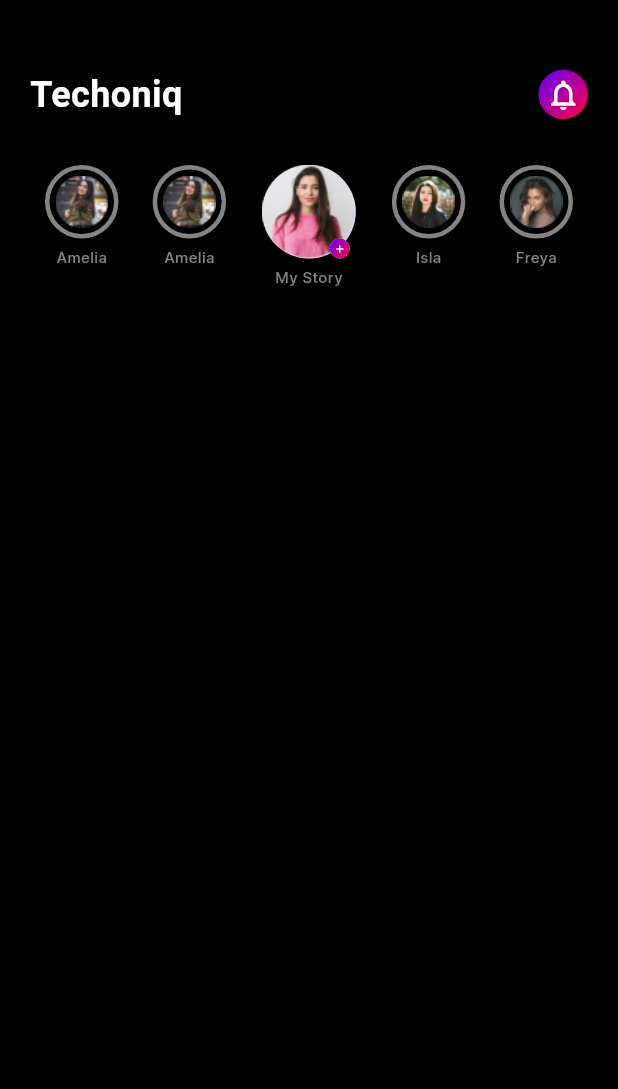
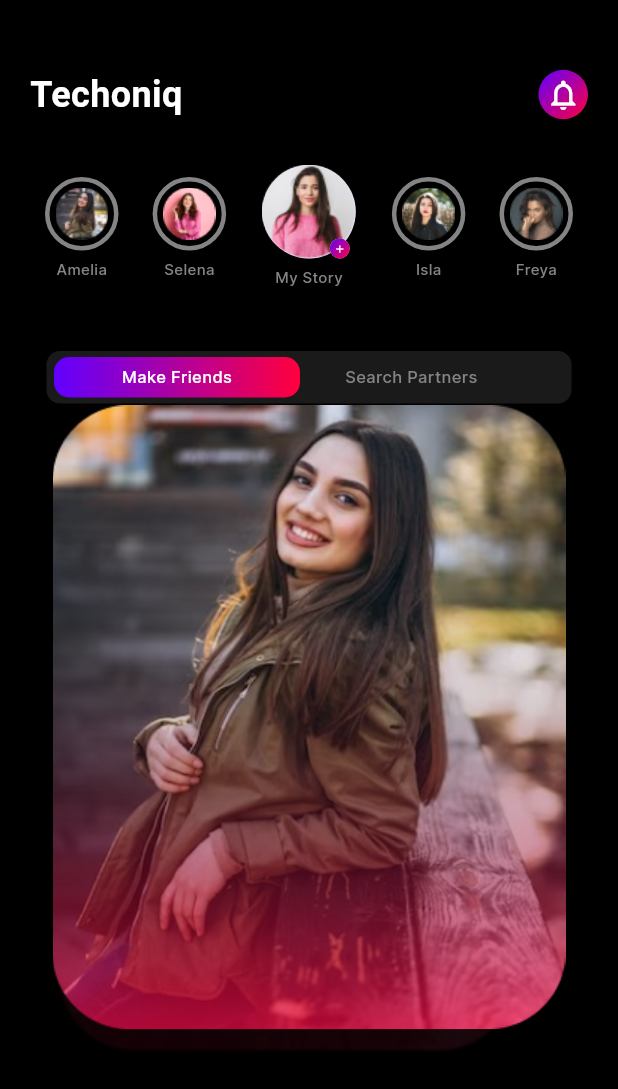
Before and after one commit to WaqasAhmed123/assessment, a Flutter app: the screen it shows after launch, on a phone screen of 412 x 824 dp. Shown: the top 1089 px of the screen. Run offline on Flutter 3.47's test engine with Material 2 defaults, Android fonts, the phone set to English and light mode, and no system bars; Roboto replaces fonts that are missing (SFProRounded).

Commit message:
more widgets

```diff
--- a/lib/views/home.dart
+++ b/lib/views/home.dart
@@ -1,4 +1,6 @@
+import 'package:assessment/widgets/central_image.dart';
 import 'package:assessment/widgets/circular_image.dart';
+import 'package:assessment/widgets/make_friends.dart';
 import 'package:assessment/widgets/my_story.dart';
 import 'package:flutter/material.dart';
 
@@ -54,29 +56,49 @@ class _HomeState extends State<Home> {
                 )
               ],
             ),
-            SizedBox(height: 30,),
+            const SizedBox(
+              height: 30,
+            ),
             Padding(
-              padding: const EdgeInsets.symmetric(horizontal:10),
+              padding: const EdgeInsets.symmetric(horizontal: 10),
               child: Row(
                 mainAxisAlignment: MainAxisAlignment.spaceBetween,
                 crossAxisAlignment: CrossAxisAlignment.start,
                 children: [
-                  circularImage(
-                      context: context,
-                      image: 'assets/amelia.png',
-                      name: "Amelia"),
-                  circularImage(
-                      context: context,
-                      image: 'assets/amelia.png',
-                      name: "Amelia"),
+                  Padding(
+                    padding: const EdgeInsets.only(top: 8.0),
+                    child: circularImage(
+                        context: context,
+                        image: 'assets/amelia.png',
+                        name: "Amelia"),
+                  ),
+                  Padding(
+                    padding: const EdgeInsets.only(top: 8.0),
+                    child: circularImage(
+                        context: context,
+                        image: 'assets/selena.png',
+                        name: "Selena"),
+                  ),
                   myStory(context: context),
-                  circularImage(
-                      context: context, image: 'assets/isla.png', name: "Isla"),
-                  circularImage(
-                      context: context, image: 'assets/freya.png', name: "Freya"),
+                  Padding(
+                    padding: const EdgeInsets.only(top: 8.0),
+                    child: circularImage(
+                        context: context,
+                        image: 'assets/isla.png',
+                        name: "Isla"),
+                  ),
+                  Padding(
+                    padding: const EdgeInsets.only(top: 8.0),
+                    child: circularImage(
+                        context: context,
+                        image: 'assets/freya.png',
+                        name: "Freya"),
+                  ),
                 ],
               ),
-            )
+            ),
+            makeFriends(),
+            Expanded(child: centralImage())
           ],
         ),
       ),
--- /dev/null
+++ b/lib/widgets/central_image.dart
@@ -0,0 +1,36 @@
+import 'package:flutter/material.dart';
+
+Widget centralImage() {
+  return Container(
+    child: Stack(
+      children: [
+        Positioned(
+          top: 58,
+          left: 2,
+          child: Center(
+            child: Image.asset(
+              "assets/fourth_image.png",
+              width: 308.73,
+              height: 375.53,
+            ),
+          ),
+        ),
+        Positioned(
+            top: 25,
+            left: 0,
+            child: Center(
+              child: Image.asset("assets/third_image.png",
+                  width: 320.94, height: 396.47),
+            )),
+        Positioned(
+          // top: 17,
+          child: Image.asset(
+            "assets/milly.png",
+            width: 342,
+            height: 416,
+          ),
+        ),
+      ],
+    ),
+  );
+}
--- /dev/null
+++ b/lib/widgets/make_friends.dart
@@ -0,0 +1,58 @@
+import 'package:flutter/material.dart';
+
+Widget makeFriends() {
+  return Container(
+    decoration: BoxDecoration(
+        // color: const Color(0xFF848484),
+        color: const Color(0xFF1A1A1A),
+        // gradient: const LinearGradient(
+        //     colors: [Color(0xFF6100ff), Color(0xffff003d)]),
+        border: Border.all(),
+        borderRadius: BorderRadius.circular(10)),
+    width: 352,
+    height: 37,
+    child: Row(
+      children: [
+        Container(
+          margin: const EdgeInsets.only(left: 5),
+          width: 164,
+          height: 27,
+          decoration: BoxDecoration(
+              gradient: const LinearGradient(
+                  colors: [Color(0xFF6100ff), Color(0xffff003d)]),
+              border: Border.all(color: Colors.transparent),
+              borderRadius: BorderRadius.circular(10)),
+          child: const Center(
+            child: Text(
+              "Make Friends",
+              style: TextStyle(
+                  fontFamily: "Inter", fontSize: 11, color: Colors.white),
+            ),
+          ),
+        ),
+        // Container(
+        //   margin: const EdgeInsets.only(left: 5),
+        //   // width: 164,
+        //   height: 27,
+        //   color: Colors.transparent,
+        // decoration: BoxDecoration(
+        //     gradient: const LinearGradient(
+        //         colors: [Color(0xFF6100ff), Color(0xffff003d)]),
+        //     border: Border.all(color: Colors.transparent),
+        //     borderRadius: BorderRadius.circular(10)),
+        // child:
+        const Center(
+          child: Padding(
+            padding: EdgeInsets.only(left: 30),
+            child: Text("Search Partners",
+                style: TextStyle(
+                    fontFamily: "Inter",
+                    fontSize: 11,
+                    color: Color(0xFF848484))),
+          ),
+        ),
+        // ),
+      ],
+    ),
+  );
+}
```
Also changed, not shown: assets/fourth_image.png (added), assets/third_image.png (added).
